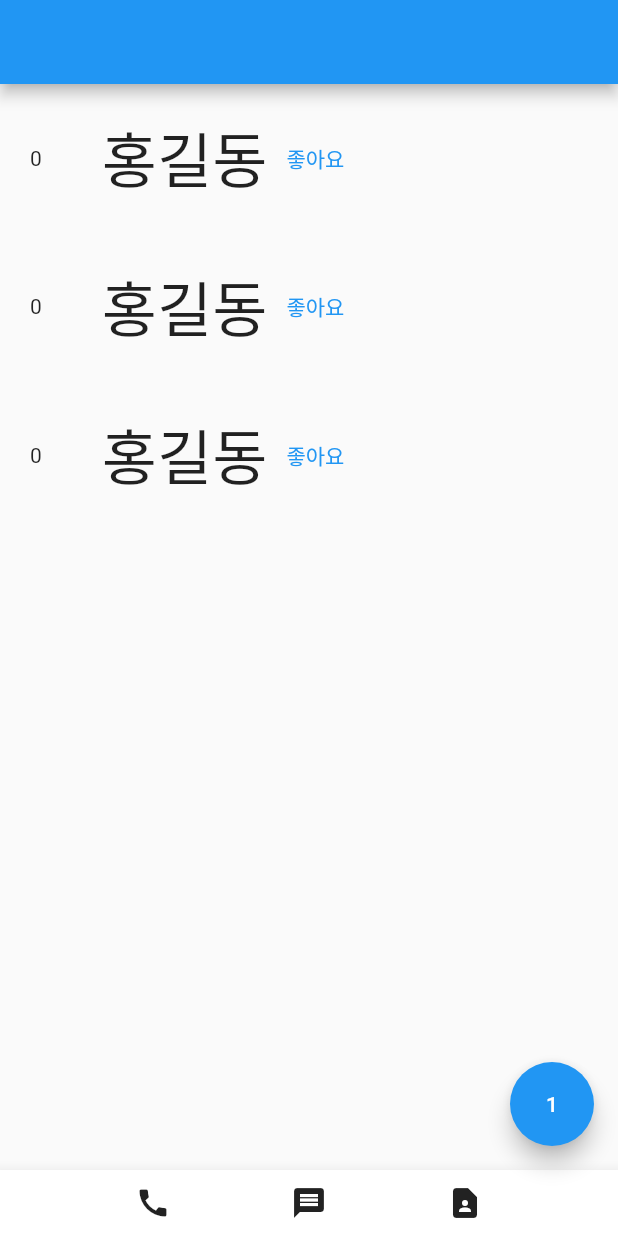
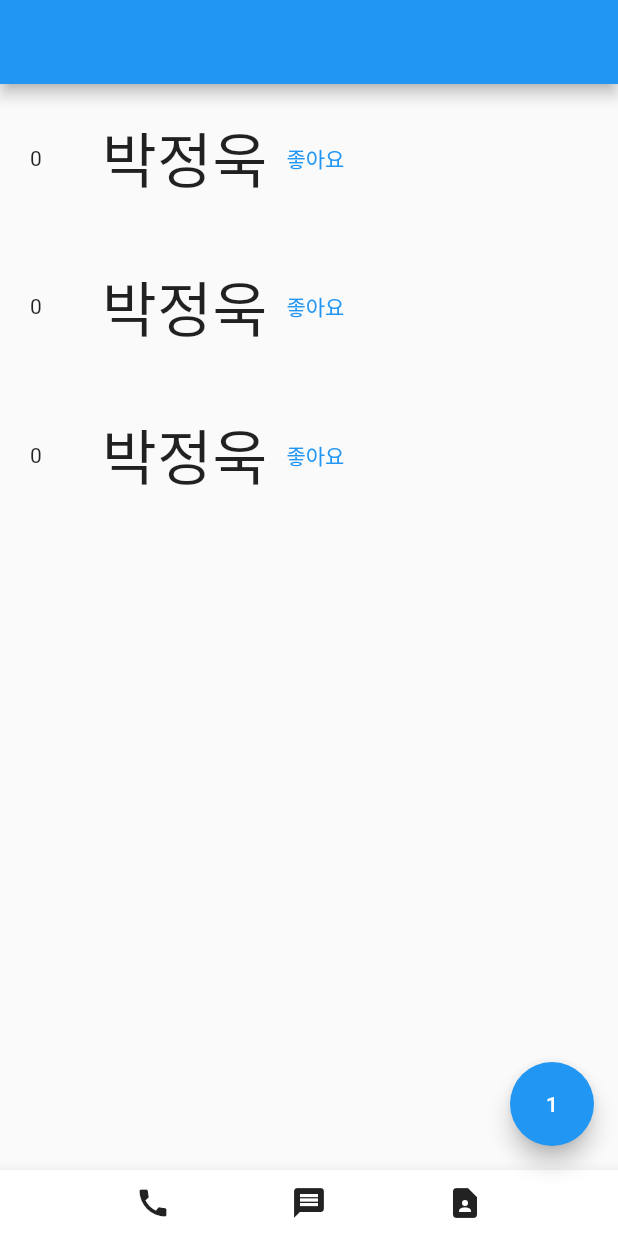
Before and after one commit to 00jup/flutter_study, a Flutter app: the screen it shows after launch, on a phone screen of 412 x 824 dp. Run offline on Flutter 3.47's test engine with Material 2 defaults, Android fonts, the phone set to English and light mode, and no system bars.

Commit message:
stateWidget, stful

```diff
--- a/lib/main.dart
+++ b/lib/main.dart
@@ -48,7 +48,7 @@ class _MyAppState extends State<MyApp> {
                           width: 40,
                         ),
                         Text(
-                          "홍길동",
+                          "박정욱",
                           style: TextStyle(fontSize: 40.0, fontWeight: FontWeight.w300),
                         ),
 
```
